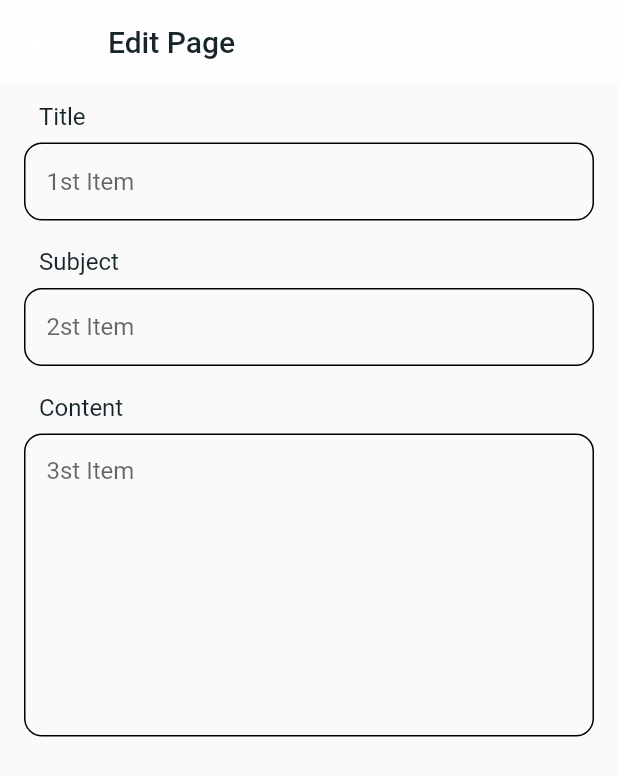
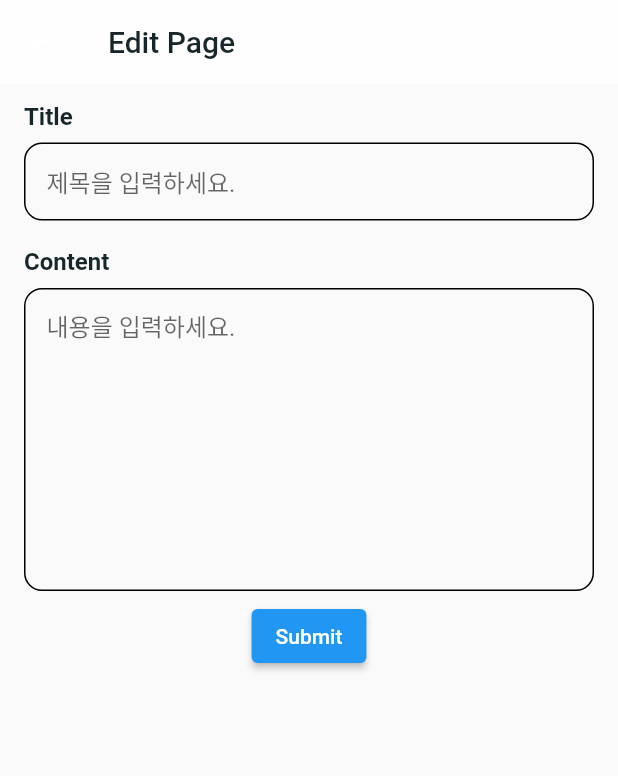
Before and after one commit to rjxwjfl/dowith, a Flutter app: the screen it shows after launch, after a tap on the "add" icon, on a phone screen of 412 x 824 dp. Shown: the top 776 px of the screen. Run offline on Flutter 3.47's test engine with Material 2 defaults, Android fonts, the phone set to English and light mode, and no system bars; our stand-ins replace firebase_core, flutter_riverpod, objectbox, sqflite; accounts and stored records are empty; generated files the repository leaves out were written again.

Commit message:
ObjectBox active

```diff
--- a/lib/database/database_model.dart
+++ b/lib/database/database_model.dart
@@ -0,0 +1,62 @@
+import 'package:objectbox/objectbox.dart';
+
+@Entity()
+class DatabaseModel {
+  int? id;
+  String? title;
+  String? content;
+  String? comment;
+  String? creator;
+  int state;
+
+  @Property(type: PropertyType.date)
+  DateTime createAt;
+  @Property(type: PropertyType.date)
+  DateTime startsIn;
+  @Property(type: PropertyType.date)
+  DateTime expireIn;
+  @Property(type: PropertyType.date)
+  DateTime completedDate;
+
+  DatabaseModel({
+    this.id,
+    this.title,
+    this.creator,
+    this.content,
+    this.comment,
+    required this.state,
+    required this.createAt,
+    required this.startsIn,
+    required this.expireIn,
+    required this.completedDate,
+  });
+
+  // factory DatabaseModel.fromDBJson(Map<String, dynamic> json) => DatabaseModel(
+  //   id: json['id'],
+  //   title: json['title'],
+  //   creator: json['creator'],
+  //   content: json['content'],
+  //   comment: json['comment'],
+  //   state: json['state'],
+  //   createAt: DateTime.fromMillisecondsSinceEpoch(json['createAt']),
+  //   startsIn: DateTime.fromMillisecondsSinceEpoch(json['startsIn']),
+  //   expireIn: DateTime.fromMillisecondsSinceEpoch(json['expireIn']),
+  //   completedDate:
+  //   DateTime.fromMillisecondsSinceEpoch(json['completedDate']),
+  // );
+  //
+  // Map<String, dynamic> toDBJson() {
+  //   return {
+  //     'id': id,
+  //     'title': title,
+  //     'creator': creator,
+  //     'content': content,
+  //     'comment': comment,
+  //     'state': state,
+  //     'createAt': createAt.millisecondsSinceEpoch,
+  //     'startIn': startsIn.millisecondsSinceEpoch,
+  //     'expireIn': expireIn.millisecondsSinceEpoch,
+  //     'completedDate': completedDate.millisecondsSinceEpoch,
+  //   };
+  // }
+}
--- a/lib/main.dart
+++ b/lib/main.dart
@@ -5,10 +5,14 @@ import 'package:flutter/material.dart';
 import 'package:flutter/services.dart';
 import 'package:flutter_riverpod/flutter_riverpod.dart';
 
+import 'objectbox.g.dart';
+
+late Store store;
 
 Future<void> main() async {
   WidgetsFlutterBinding.ensureInitialized();
   await Firebase.initializeApp(options: DefaultFirebaseOptions.currentPlatform);
+  store = await openStore();
   await SystemChrome.setPreferredOrientations(
     <DeviceOrientation>[
       DeviceOrientation.portraitUp,
--- a/lib/routes/dowith/model/editing_page.dart
+++ b/lib/routes/dowith/model/editing_page.dart
@@ -1,4 +1,6 @@
 import 'package:dowith/app_theme.dart';
+import 'package:dowith/database/database_model.dart';
+import 'package:dowith/main.dart';
 import 'package:flutter/material.dart';
 import 'package:intl/intl.dart';
 
@@ -15,6 +17,10 @@ class _EditingPageState extends State<EditingPage> {
   DateTime _selectDate = DateTime.now();
   String _startAt = DateFormat("hh:mm a").format(DateTime.now()).toString();
   String _expireIn = DateFormat("hh:mm a").format(DateTime.now()).toString();
+  final _formKey = GlobalKey<FormState>();
+  final TextEditingController _titleEditController = TextEditingController();
+  final TextEditingController _contentEditController = TextEditingController();
+  final userBox = store.box<DatabaseModel>();
 
   @override
   Widget build(BuildContext context) {
@@ -22,16 +28,39 @@ class _EditingPageState extends State<EditingPage> {
       appBar: AppBar(
         elevation: 0.0,
         backgroundColor: AppTheme.nearlyWhite,
-        title: const Text("Edit Page", style: TextStyle(color: AppTheme.darkerText),),
+        title: const Text(
+          "Edit Page",
+          style: TextStyle(color: AppTheme.darkerText),
+        ),
       ),
       body: Padding(
         padding: const EdgeInsets.only(left: 16, right: 16),
-        child: Column(
-          children: const <Widget>[
-            InputField(title: "Title", hint: "1st Item", multiLine: false,),
-            InputField(title: "Subject", hint: "2st Item", multiLine: false,),
-            InputField(title: "Content", hint: "3st Item", multiLine: true,),
-          ],
+        child: Form(
+          key: _formKey,
+          child: Column(
+            children: <Widget>[
+              InputField(
+                title: "Title",
+                hint: "제목을 입력하세요.",
+                multiLine: false,
+                controller: _titleEditController,
+              ),
+              InputField(
+                title: "Content",
+                hint: "내용을 입력하세요.",
+                multiLine: true,
+                controller: _contentEditController,
+              ),
+              ElevatedButton(
+                  onPressed: () {
+                    List<DatabaseModel> result = userBox.getAll();
+                    for (DatabaseModel db in result){
+                      print(db.id);
+                    }
+                  },
+                  child: const Text("Submit"))
+            ],
+          ),
         ),
       ),
     );
@@ -74,4 +103,18 @@ class _EditingPageState extends State<EditingPage> {
             hour: int.parse(_startAt.split(":")[0]),
             minute: int.parse(_startAt.split(":")[1].split(" ")[0])));
   }
+
+  _validateDate() {}
+
+  _addScheduleToDb() {
+    final task = DatabaseModel(
+        title: _titleEditController.text,
+        content: _contentEditController.text,
+        state: 0,
+        createAt: DateTime.now(),
+        startsIn: DateTime.now(),
+        expireIn: DateTime.now(),
+        completedDate: DateTime.now());
+    userBox.put(task);
+  }
 }
--- a/lib/routes/dowith/model/input_field.dart
+++ b/lib/routes/dowith/model/input_field.dart
@@ -23,16 +23,13 @@ class InputField extends StatelessWidget {
         mainAxisAlignment: MainAxisAlignment.center,
         crossAxisAlignment: CrossAxisAlignment.start,
         children: [
-          Padding(
-            padding: const EdgeInsets.only(left: 10.0),
-            child: Text(
-              title,
-              textAlign: TextAlign.left,
-              style: const TextStyle(
-                  fontSize: 16,
-                  fontWeight: FontWeight.w400,
-                  color: AppTheme.darkerText),
-            ),
+          Text(
+            title,
+            textAlign: TextAlign.left,
+            style: const TextStyle(
+                fontSize: 16,
+                fontWeight: FontWeight.bold,
+                color: AppTheme.darkerText),
           ),
           Container(
             height: multiLine ? 202 : 52,
```
Also changed, not shown: pubspec.yaml (+5 -2 lines), pubspec.lock, 3 other files.
